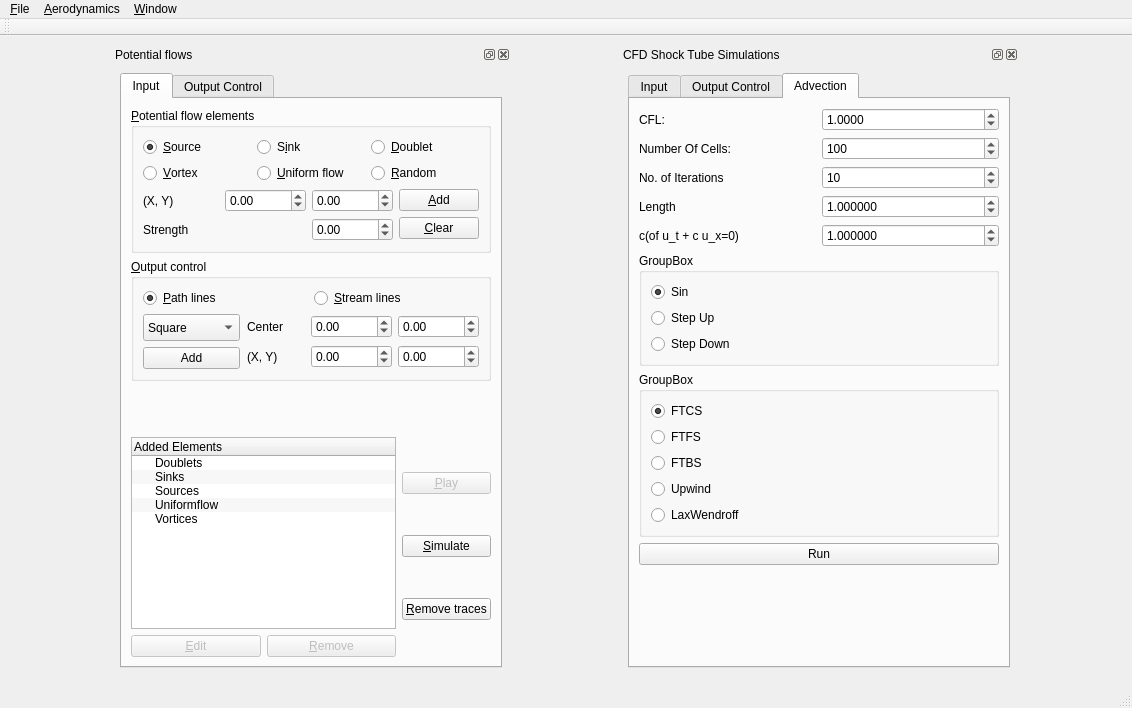
First picture: the form in ui/mainwindow.ui, repository devakumar/EduAerospace, before the edit.
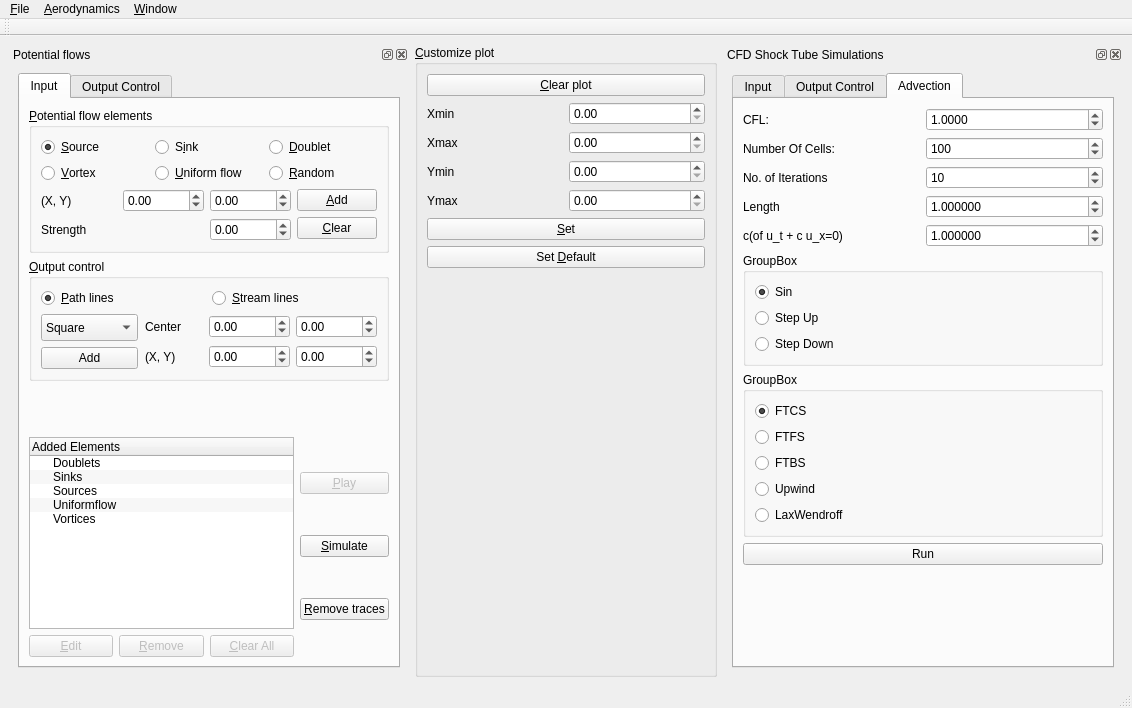
Second picture: the form after the edit.

Commit message: Option to customize the axis range for simulations. Option to clear all the potential elements

```diff
--- a/ui/mainwindow.ui
+++ b/ui/mainwindow.ui
@@ -67,7 +67,7 @@
         <property name="minimumSize">
          <size>
           <width>400</width>
-          <height>551</height>
+          <height>569</height>
          </size>
         </property>
         <property name="maximumSize">
@@ -631,6 +631,16 @@
                       </property>
                      </widget>
                     </item>
+                    <item>
+                     <widget class="QPushButton" name="pushButton_potClearPotElements">
+                      <property name="enabled">
+                       <bool>false</bool>
+                      </property>
+                      <property name="text">
+                       <string>&amp;Clear All</string>
+                      </property>
+                     </widget>
+                    </item>
                    </layout>
                   </item>
                  </layout>
@@ -678,6 +688,118 @@
         </widget>
        </widget>
       </item>
+      <item>
+       <widget class="QGroupBox" name="groupBox_customizePlot">
+        <property name="minimumSize">
+         <size>
+          <width>150</width>
+          <height>0</height>
+         </size>
+        </property>
+        <property name="title">
+         <string>&amp;Customize plot</string>
+        </property>
+        <property name="checkable">
+         <bool>false</bool>
+        </property>
+        <layout class="QHBoxLayout" name="horizontalLayout_30">
+         <item>
+          <layout class="QVBoxLayout" name="verticalLayout_21">
+           <item>
+            <widget class="QPushButton" name="pushButton_clearPlot">
+             <property name="text">
+              <string>&amp;Clear plot</string>
+             </property>
+            </widget>
+           </item>
+           <item>
+            <layout class="QHBoxLayout" name="horizontalLayout_18">
+             <item>
+              <widget class="QLabel" name="label">
+               <property name="text">
+                <string>Xmin</string>
+               </property>
+              </widget>
+             </item>
+             <item>
+              <widget class="QDoubleSpinBox" name="doubleSpinBox_figXmin"/>
+             </item>
+            </layout>
+           </item>
+           <item>
+            <layout class="QHBoxLayout" name="horizontalLayout_26">
+             <item>
+              <widget class="QLabel" name="label_3">
+               <property name="text">
+                <string>Xmax</string>
+               </property>
+              </widget>
+             </item>
+             <item>
+              <widget class="QDoubleSpinBox" name="doubleSpinBox_figXmax"/>
+             </item>
+            </layout>
+           </item>
+           <item>
+            <layout class="QHBoxLayout" name="horizontalLayout_27">
+             <item>
+              <widget class="QLabel" name="label_2">
+               <property name="text">
+                <string>Ymin</string>
+               </property>
+              </widget>
+             </item>
+             <item>
+              <widget class="QDoubleSpinBox" name="doubleSpinBox_figYmin"/>
+             </item>
+            </layout>
+           </item>
+           <item>
+            <layout class="QHBoxLayout" name="horizontalLayout_29">
+             <item>
+              <widget class="QLabel" name="label_4">
+               <property name="text">
+                <string>Ymax</string>
+               </property>
+              </widget>
+             </item>
+             <item>
+              <widget class="QDoubleSpinBox" name="doubleSpinBox_figYmax"/>
+             </item>
+            </layout>
+           </item>
+           <item>
+            <widget class="QPushButton" name="pushButton_setAxesRange">
+             <property name="text">
+              <string>&amp;Set</string>
+             </property>
+            </widget>
+           </item>
+           <item>
+            <widget class="QPushButton" name="pushButton_setDefaultAxesRange">
+             <property name="text">
+              <string>Set &amp;Default</string>
+             </property>
+            </widget>
+           </item>
+           <item>
+            <spacer name="verticalSpacer_3">
+             <property name="orientation">
+              <enum>Qt::Vertical</enum>
+             </property>
+             <property name="sizeHint" stdset="0">
+              <size>
+               <width>20</width>
+               <height>40</height>
+              </size>
+             </property>
+            </spacer>
+           </item>
+          </layout>
+         </item>
+        </layout>
+       </widget>
+      </item>
       <item>
        <widget class="QDockWidget" name="InputCFD_Dock">
         <property name="enabled">
```
Left out of the diff: 1 changed line with no effect on the pictures. The commit also changes 4 other files.
